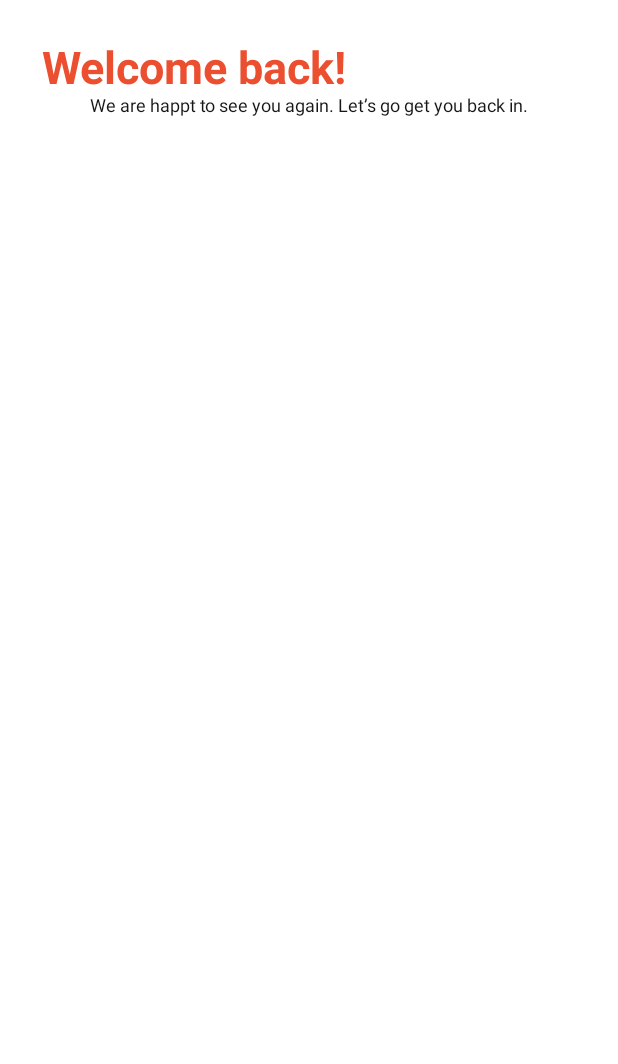
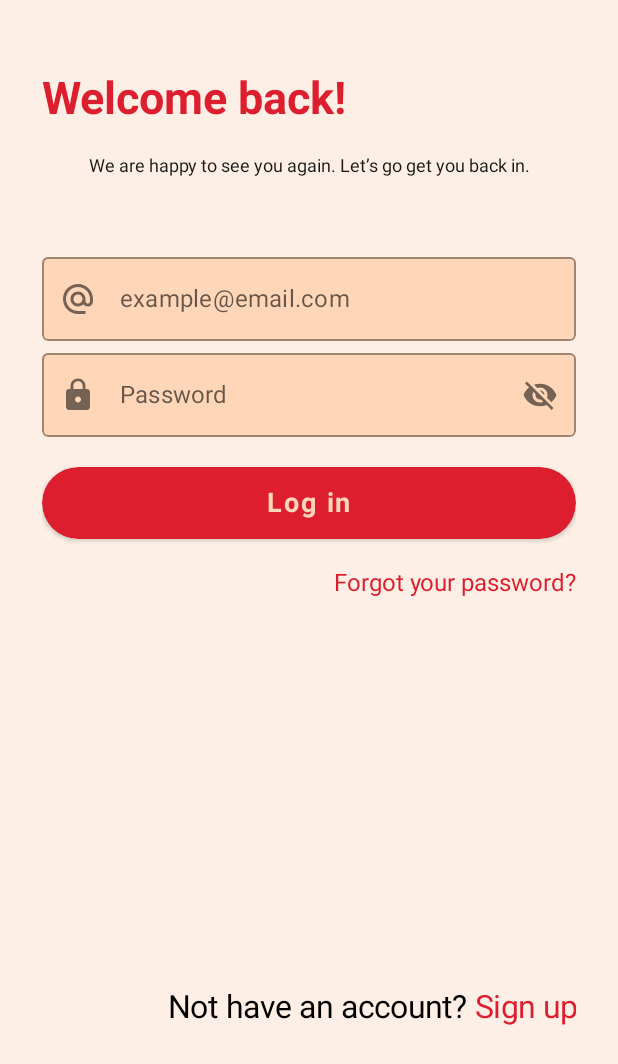
Before and after one commit to Belfagor99/Sous-Chef, an Android app built with Jetpack Compose: the composable LogInScreen shown on its own in the app's theme, on a phone screen of 412 x 824 dp. Shown: the top 1064 px of the screen. Run offline under Robolectric (Android 15) with nearby library versions, the phone set to English and light mode, and no system bars.

```diff
--- a/app/src/main/java/eu/mobcomputing/dima/registration/app/SousChef.kt
+++ b/app/src/main/java/eu/mobcomputing/dima/registration/app/SousChef.kt
@@ -1,6 +1,5 @@
 package eu.mobcomputing.dima.registration.app
 
-import LogInScreen
 import androidx.compose.material.Surface
 import androidx.compose.foundation.layout.fillMaxSize
 import androidx.compose.runtime.Composable
@@ -17,7 +16,7 @@ fun SousChefApp(){
         )
     {
         //SignUpScreen()
-        LogInScreen()
+        //LogInScreen()
     }
 
 }
--- a/app/src/main/java/eu/mobcomputing/dima/registration/components/AppComponents.kt
+++ b/app/src/main/java/eu/mobcomputing/dima/registration/components/AppComponents.kt
@@ -1,11 +1,13 @@
 package eu.mobcomputing.dima.registration.components
 
+import android.util.Log
 import androidx.compose.foundation.background
 import androidx.compose.foundation.layout.Box
 import androidx.compose.foundation.layout.PaddingValues
 import androidx.compose.foundation.layout.fillMaxWidth
 import androidx.compose.foundation.layout.heightIn
 import androidx.compose.foundation.shape.RoundedCornerShape
+import androidx.compose.foundation.text.ClickableText
 import androidx.compose.foundation.text.KeyboardOptions
 import androidx.compose.material.Button
 import androidx.compose.material.ButtonDefaults
@@ -27,16 +29,24 @@ import androidx.compose.ui.graphics.Color
 import androidx.compose.ui.graphics.painter.Painter
 import androidx.compose.ui.res.colorResource
 import androidx.compose.ui.res.stringResource
+import androidx.compose.ui.text.SpanStyle
 import androidx.compose.ui.text.TextStyle
+import androidx.compose.ui.text.buildAnnotatedString
 import androidx.compose.ui.text.font.FontStyle
 import androidx.compose.ui.text.font.FontWeight
 import androidx.compose.ui.text.input.KeyboardType
 import androidx.compose.ui.text.input.PasswordVisualTransformation
 import androidx.compose.ui.text.input.VisualTransformation
 import androidx.compose.ui.text.style.TextAlign
+import androidx.compose.ui.text.withStyle
 import androidx.compose.ui.unit.dp
 import androidx.compose.ui.unit.sp
 import eu.mobcomputing.dima.registration.R
+import androidx.compose.foundation.Image
+import androidx.compose.foundation.layout.fillMaxSize
+import androidx.compose.foundation.layout.height
+import androidx.compose.foundation.layout.width
+import androidx.compose.ui.res.painterResource
 
 
 @Composable
@@ -75,10 +85,10 @@ fun MyTextFieldComponent(
         .clip(RoundedCornerShape(4.dp)),
         label = { Text(text = labelValue) },
         colors = TextFieldDefaults.outlinedTextFieldColors(
-            focusedBorderColor = colorResource(id = R.color.light_green),
-            focusedLabelColor = colorResource(id = R.color.light_green),
-            cursorColor = colorResource(id = R.color.light_gray),
-            backgroundColor = colorResource(id = R.color.light_gray)
+            focusedBorderColor = colorResource(id = R.color.pink_600),
+            focusedLabelColor = colorResource(id = R.color.pink_600),
+            cursorColor = colorResource(id = R.color.pink_900),
+            backgroundColor = colorResource(id = R.color.pink_100)
         ),
         keyboardOptions = KeyboardOptions.Default,
         singleLine = true,
@@ -113,10 +123,10 @@ fun MyPasswordFieldComponent(
             .clip(RoundedCornerShape(4.dp)),
         label = { Text(text = labelValue) },
         colors = TextFieldDefaults.outlinedTextFieldColors(
-            focusedBorderColor = colorResource(id = R.color.light_green),
-            focusedLabelColor = colorResource(id = R.color.light_green),
-            cursorColor = colorResource(id = R.color.light_gray),
-            backgroundColor = colorResource(id = R.color.light_gray)
+            focusedBorderColor = colorResource(id = R.color.pink_600),
+            focusedLabelColor = colorResource(id = R.color.pink_600),
+            cursorColor = colorResource(id = R.color.pink_900),
+            backgroundColor = colorResource(id = R.color.pink_100)
         ),
         keyboardOptions = KeyboardOptions(keyboardType = KeyboardType.Password),
         singleLine = true,
@@ -169,12 +179,12 @@ fun ButtonComponent(value: String) {
                 .fillMaxWidth()
                 .heightIn(48.dp)
                 .background(
-                    color = colorResource(id = R.color.red_base_colour),
+                    color = colorResource(id = R.color.pink_900),
                     shape = RoundedCornerShape(50.dp)
                 ), contentAlignment = Alignment.Center
         ) {
             Text(
-                text = value, fontSize = 18.sp, color = Color.White, fontWeight = FontWeight.Bold
+                text = value, fontSize = 18.sp, color = colorResource(id = R.color.pink_100), fontWeight = FontWeight.Bold
             )
 
         }
@@ -189,7 +199,95 @@ fun MyRedHeadingComponent(value: String) {
             .fillMaxWidth()
             .heightIn(), style = TextStyle(
             fontSize = 30.sp, fontWeight = FontWeight.Bold, fontStyle = FontStyle.Normal
-        ), color = colorResource(id = R.color.red_base_colour), textAlign = TextAlign.Left
+        ), color = colorResource(id = R.color.pink_900), textAlign = TextAlign.Left
     )
 
 }
+
+@Composable
+fun ClickableLoginTextComponent() {
+    val initialText = "Not have an account? "
+    val loginText = "Sign up"
+
+    val annotatedString = buildAnnotatedString {
+        append(initialText)
+        withStyle(style = SpanStyle(color = colorResource(id = R.color.pink_900))) {
+            pushStringAnnotation(tag = loginText, annotation = loginText)
+            append(loginText)
+        }
+    }
+
+    ClickableText(
+        modifier = Modifier
+            .fillMaxWidth()
+            .heightIn(min = 40.dp),
+        style = TextStyle(
+            fontSize = 21.sp,
+            fontWeight = FontWeight.Normal,
+            fontStyle = FontStyle.Normal,
+            textAlign = TextAlign.End,
+        ),
+        text = annotatedString,
+        onClick = { offset ->
+
+            annotatedString.getStringAnnotations(offset, offset)
+                .firstOrNull()?.also { span ->
+                    Log.d("ClickableTextComponent", "{${span.item}}")
+
+                    if (span.item == loginText) {
+                        // To Do
+                    }
+                }
+
+        },
+    )
+}
+
+
+@Composable
+fun ClickableForgottenPasswordTextComponent() {
+    val loginText = stringResource(id = R.string.forgot_passwd)
+
+    val annotatedString = buildAnnotatedString {
+
+        withStyle(style = SpanStyle(color = colorResource(id = R.color.pink_900))) {
+            pushStringAnnotation(tag = "", annotation = loginText)
+            append(loginText)
+        }
+    }
+
+    ClickableText(
+        modifier = Modifier
+            .fillMaxWidth()
+            .heightIn(min = 40.dp),
+        style = TextStyle(
+            fontSize = 16.sp,
+            fontWeight = FontWeight.Normal,
+            fontStyle = FontStyle.Normal,
+            textAlign = TextAlign.Right
+        ),
+        text = annotatedString,
+        onClick = { offset ->
+
+            annotatedString.getStringAnnotations(offset, offset)
+                .firstOrNull()?.also { span ->
+                    Log.d("ClickableTextComponent", "{${span.item}}")
+
+                    if (span.item == loginText) {
+                        // To Do
+                    }
+                }
+
+        },
+    )
+}
+
+@Composable
+fun SousChefImageComponent(){
+    Image(
+        painter = painterResource(id = R.drawable.sous_chef),
+        contentDescription = "Sous Chef Image",
+        modifier = Modifier.width(280.dp).height(280.dp),
+        alignment = Alignment.Center
+        )
+}
--- a/app/src/main/java/eu/mobcomputing/dima/registration/screens/LogInScreen.kt
+++ b/app/src/main/java/eu/mobcomputing/dima/registration/screens/LogInScreen.kt
@@ -1,31 +1,70 @@
+package eu.mobcomputing.dima.registration.screens
+
 import androidx.compose.foundation.background
 import androidx.compose.foundation.layout.Column
+import androidx.compose.foundation.layout.Spacer
 import androidx.compose.foundation.layout.fillMaxSize
+import androidx.compose.foundation.layout.height
 import androidx.compose.foundation.layout.padding
 import androidx.compose.material.Surface
 import androidx.compose.runtime.Composable
 import androidx.compose.ui.Modifier
-import androidx.compose.ui.graphics.Color
+import androidx.compose.ui.res.colorResource
+import androidx.compose.ui.res.painterResource
 import androidx.compose.ui.res.stringResource
+import androidx.compose.ui.tooling.preview.Preview
 import androidx.compose.ui.unit.dp
 import eu.mobcomputing.dima.registration.R
+import eu.mobcomputing.dima.registration.components.ButtonComponent
+import eu.mobcomputing.dima.registration.components.ClickableForgottenPasswordTextComponent
+import eu.mobcomputing.dima.registration.components.ClickableLoginTextComponent
+import eu.mobcomputing.dima.registration.components.MyPasswordFieldComponent
 import eu.mobcomputing.dima.registration.components.MyRedHeadingComponent
+import eu.mobcomputing.dima.registration.components.MyTextFieldComponent
 import eu.mobcomputing.dima.registration.components.NormalTextComponent
 
 @Composable
 fun LogInScreen() {
     Surface(
-        color = Color.White,
+        color = colorResource(id = R.color.pink_50),
         modifier = Modifier
             .fillMaxSize()
-            .background(Color.White)
+            .background(colorResource(id = R.color.pink_50))
             .padding(28.dp)
     ) {
         Column(
             modifier = Modifier.fillMaxSize(),
         ) {
+            Spacer(modifier = Modifier.height(20.dp))
             MyRedHeadingComponent(value = stringResource(id = R.string.welcome_back_text))
+            Spacer(modifier = Modifier.height(20.dp))
             NormalTextComponent(value = stringResource(id = R.string.log_in_small_text))
+            Spacer(modifier = Modifier.height(20.dp))
+            MyTextFieldComponent(
+                labelValue = stringResource(id = R.string.email),
+                iconPainterResource = painterResource(
+                    id = R.drawable.baseline_alternate_email_24
+                )
+            )
+            MyPasswordFieldComponent(
+                labelValue = stringResource(id = R.string.password),
+                iconPainterResource = painterResource(
+                    id = R.drawable.baseline_lock_24
+                )
+            )
+            Spacer(modifier = Modifier.height(20.dp))
+            ButtonComponent(value = stringResource(id = R.string.log_in_text))
+            Spacer(modifier = Modifier.height(20.dp))
+            ClickableForgottenPasswordTextComponent()
+            Spacer(modifier = Modifier.height(240.dp))
+            ClickableLoginTextComponent()
+
         }
     }
 }
+
+@Preview
+@Composable
+fun LogInScreenPreview(){
+    LogInScreen()
+}
--- a/app/src/main/res/values/colors.xml
+++ b/app/src/main/res/values/colors.xml
@@ -11,4 +11,14 @@
     <color name="base_text_color">#161616</color>
     <color name="light_gray">#CFD8DC</color>
     <color name="light_green">#00E676</color>
+    <color name = "pink_50">#fdefe5</color>
+    <color name="pink_100">#ffd6b8</color>
+    <color name="pink_200">#ffb987</color>
+    <color name="pink_300">#ff9c59</color>
+    <color name="pink_400">#ff863e</color>
+    <color name="pink_500">#ff722f</color>
+    <color name="pink_600">#fa6630</color>
+    <color name="pink_700">#f25630</color>
+    <color name="pink_800">#ea442f</color>
+    <color name="pink_900">#dd1e2e</color>
 </resources>
--- a/app/src/main/res/values/strings.xml
+++ b/app/src/main/res/values/strings.xml
@@ -10,5 +10,7 @@
     <string name="show_password">Show password</string>
     <string name="or">OR</string>
     <string name="welcome_back_text">Welcome back!</string>
-    <string name="log_in_small_text">We are happt to see you again. Let’s go get you back in.</string>
+    <string name="log_in_small_text">We are happy to see you again. Let’s go get you back in.</string>
+    <string name="log_in_text">Log in</string>
+    <string name="forgot_passwd">Forgot your password?</string>
 </resources>
--- a/build.gradle.kts
+++ b/build.gradle.kts
@@ -1,5 +1,5 @@
 // Top-level build file where you can add configuration options common to all sub-projects/modules.
 plugins {
-    id("com.android.application") version "8.1.2" apply false
+    id("com.android.application") version "8.2.0" apply false
     id("org.jetbrains.kotlin.android") version "1.9.10" apply false
 }
```
Also changed, not shown: app/src/main/java/eu/mobcomputing/dima/registration/screens/SignUpScreen.kt (+5 -5 lines), app/src/main/java/eu/mobcomputing/dima/registration/screens/WelcomeScreen.kt (added, +54 -0 lines), app/src/main/res/drawable/sous_chef.png (added), gradle/wrapper/gradle-wrapper.properties.
